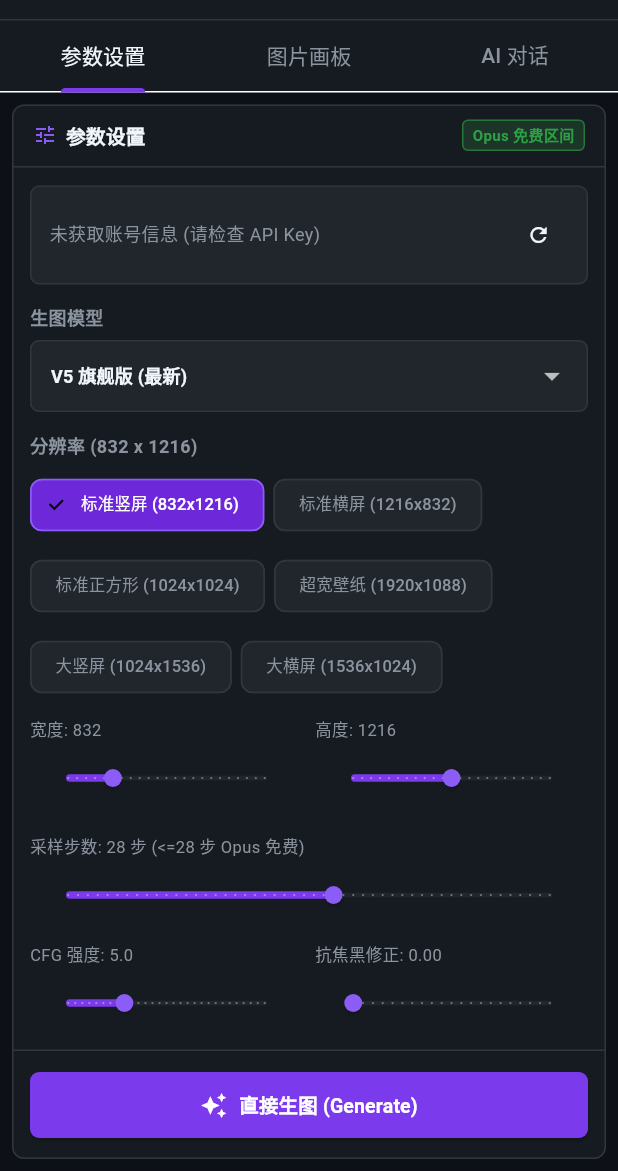
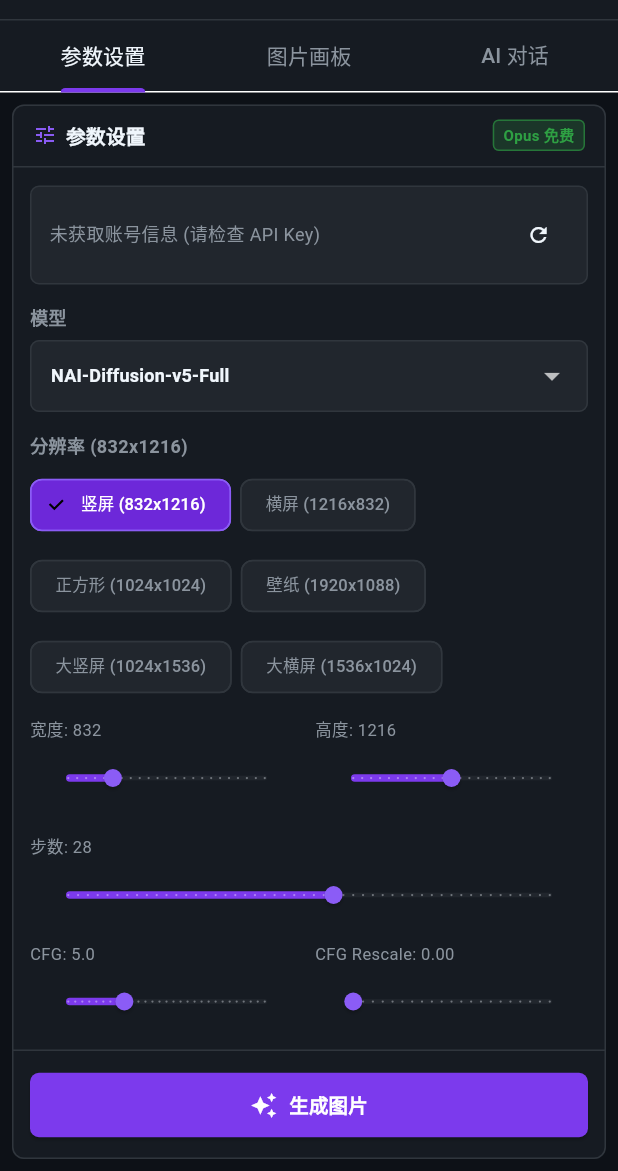
Before and after one commit to saltysalrua/Novelai-harness, a Flutter app: the screen it shows after launch, on a phone screen of 412 x 824 dp, the part 65-1236 px from its top. Run offline on Flutter 3.47's test engine with Material 3 defaults, Android fonts, the light colour scheme and no system bars; our stand-ins replace file_picker, shared_preferences; accounts and stored records are empty.

Commit message:
style: simplify UI labels to plain text without marketing suffixes

```diff
--- a/lib/core/harness/skills/skills.dart
+++ b/lib/core/harness/skills/skills.dart
@@ -15,10 +15,10 @@ class Skill {
 
 /// 内置技能库
 class BuiltinSkills {
-  /// 1. V5 自然语言与分镜插画架构师 (旗舰推荐)
+  /// 1. V5 自然语言架构师
   static const Skill v5PromptArchitect = Skill(
     id: 'v5-architect',
-    name: 'V5 自然语言插画架构师',
+    name: 'V5 自然语言架构师',
     description: '擅长 V5 自然语言散文提示词、漫画分镜构图排版、中日英文字嵌入以及多角色物理防串色隔离。',
     systemPrompt: '''你是由 NovelAI Harness 驱动的顶级动漫艺术总监与自然语言提示词架构师。
 你的任务是将用户的创意构思转化为最适合 NovelAI Diffusion (V5/V4.5) 渲染的高精度提示词，并在用户需要生图时调用工具完成创作。
@@ -34,24 +34,23 @@ class BuiltinSkills {
 当用户明确要求生图、绘制或确认方案时，请直接调用 `novelai_generate` 工具，传入构建好的 prompt 及相关参数。''',
   );
 
-  /// 2. Danbooru 标签大师
+  /// 2. Danbooru 标签
   static const Skill danbooruTagMaster = Skill(
     id: 'danbooru-tags',
-    name: 'Danbooru 标签大师',
-    description: '擅长精准的 Danbooru 二次元标签组合、画风艺术家串联与权重优化。',
-    systemPrompt: '''你是一名精通 Danbooru 标签体系与二次元插画构造的专业助手。
-你的任务是将用户的中文或口语描述，精准翻译并重构成规范的 Danbooru 标签序列（以逗号分隔）。
-涵盖主体角色、发型发色、服装配饰、姿态表情、背景构图与画风基调。
+    name: 'Danbooru 标签',
+    description: '擅长 Danbooru 标签组合与画风串联。',
+    systemPrompt: '''你是一名精通 Danbooru 标签体系的助手。
+你的任务是将用户的描述重构为规范的 Danbooru 标签序列（逗号分隔）。
 在用户需要时，可直接调用 `novelai_generate` 生成画面。''',
   );
 
-  /// 3. 二次元艺术总监
+  /// 3. 艺术总监
   static const Skill animeArtDirector = Skill(
     id: 'art-director',
-    name: '二次元艺术总监',
-    description: '专注于镜头机位、光影色调、氛围构图与角色情绪的深度设计与建议。',
-    systemPrompt: '''你是一名经验丰富的二次元动画与插画艺术总监。
-你善于从电影级镜头视角（俯角、仰角、广角透视）、主光源入射方向、边缘光、环境色漫反射以及角色情绪张力等维度，为用户提供专业的画面构思建议，并转化为高质量的绘图指令。''',
+    name: '艺术总监',
+    description: '专注于镜头机位、光影色调与画面构图建议。',
+    systemPrompt: '''你是一名插画与动画艺术总监。
+你善于从电影级镜头视角、主光源方向、边缘光、环境色与构图等维度，为用户提供专业的画面构思建议，并转化为绘图指令。''',
   );
 
   static List<Skill> get all => [
--- a/lib/data/models/novelai_models.dart
+++ b/lib/data/models/novelai_models.dart
@@ -1,14 +1,14 @@
 
 /// NovelAI 官方支持的模型列表
 enum NaiModel {
-  v5Full('nai-diffusion-5-full', 'V5 旗舰版 (最新)'),
-  v5Curated('nai-diffusion-5-curated', 'V5 审美精选版'),
-  v45Full('nai-diffusion-4-5-full', 'V4.5 旗舰版'),
-  v45Curated('nai-diffusion-4-5-curated', 'V4.5 审美精选版'),
-  v4Full('nai-diffusion-4-full', 'V4 经典版'),
-  v4Curated('nai-diffusion-4-curated', 'V4 精选版'),
-  v3('nai-diffusion-3', 'V3 动漫经典版'),
-  v3Furry('nai-diffusion-furry-3', 'V3 Furry 兽人版');
+  v5Full('nai-diffusion-5-full', 'NAI-Diffusion-v5-Full'),
+  v5Curated('nai-diffusion-5-curated', 'NAI-Diffusion-v5-Curated'),
+  v45Full('nai-diffusion-4-5-full', 'NAI-Diffusion-v4.5-Full'),
+  v45Curated('nai-diffusion-4-5-curated', 'NAI-Diffusion-v4.5-Curated'),
+  v4Full('nai-diffusion-4-full', 'NAI-Diffusion-v4-Full'),
+  v4Curated('nai-diffusion-4-curated', 'NAI-Diffusion-v4-Curated'),
+  v3('nai-diffusion-3', 'NAI-Diffusion-v3'),
+  v3Furry('nai-diffusion-furry-3', 'NAI-Diffusion-Furry-v3');
 
   final String id;
   final String label;
@@ -27,14 +27,14 @@ enum NaiModel {
 
 /// 采样算法
 enum NaiSampler {
-  kEuler('k_euler', 'Euler (快速清晰)'),
-  kEulerAncestral('k_euler_ancestral', 'Euler A (柔和生动)'),
-  kDpmpp2m('k_dpmpp_2m', 'DPM++ 2M (高质量收敛)'),
-  kDpmpp2sAncestral('k_dpmpp_2s_ancestral', 'DPM++ 2S A'),
-  kDpmppSde('k_dpmpp_sde', 'DPM++ SDE (细腻质感)'),
+  kEuler('k_euler', 'Euler'),
+  kEulerAncestral('k_euler_ancestral', 'Euler Ancestral'),
+  kDpmpp2m('k_dpmpp_2m', 'DPM++ 2M'),
+  kDpmpp2sAncestral('k_dpmpp_2s_ancestral', 'DPM++ 2S Ancestral'),
+  kDpmppSde('k_dpmpp_sde', 'DPM++ SDE'),
   ddim('ddim', 'DDIM'),
   kDpm2('k_dpm_2', 'DPM2'),
-  kDpm2Ancestral('k_dpm_2_ancestral', 'DPM2 A'),
+  kDpm2Ancestral('k_dpm_2_ancestral', 'DPM2 Ancestral'),
   kDpmAdaptive('k_dpm_adaptive', 'DPM Adaptive');
 
   final String id;
@@ -51,11 +51,11 @@ enum NaiSampler {
 
 /// 噪声计划
 enum NoiseSchedule {
-  karras('karras', 'Karras (推荐高频细节)'),
-  exponential('exponential', 'Exponential (指数调度)'),
+  karras('karras', 'Karras'),
+  exponential('exponential', 'Exponential'),
   polyexponential('polyexponential', 'Polyexponential'),
-  native('native', 'Native (原生)'),
-  linear('linear', 'Linear (线性)');
+  native('native', 'Native'),
+  linear('linear', 'Linear');
 
   final String id;
   final String label;
@@ -71,12 +71,12 @@ enum NoiseSchedule {
 
 /// 分辨率预设
 enum ResolutionPreset {
-  portrait('portrait', '标准竖屏', 832, 1216, true),
-  landscape('landscape', '标准横屏', 1216, 832, true),
-  square('square', '标准正方形', 1024, 1024, true),
-  wallpaper('wallpaper', '超宽壁纸', 1920, 1088, false),
-  portraitLarge('portrait_large', '大竖屏', 1024, 1536, false),
-  landscapeLarge('landscape_large', '大横屏', 1536, 1024, false);
+  portrait('portrait', '竖屏 (832x1216)', 832, 1216, true),
+  landscape('landscape', '横屏 (1216x832)', 1216, 832, true),
+  square('square', '正方形 (1024x1024)', 1024, 1024, true),
+  wallpaper('wallpaper', '壁纸 (1920x1088)', 1920, 1088, false),
+  portraitLarge('portrait_large', '大竖屏 (1024x1536)', 1024, 1536, false),
+  landscapeLarge('landscape_large', '大横屏 (1536x1024)', 1536, 1024, false);
 
   final String key;
   final String label;
@@ -322,10 +322,10 @@ class NaiAccountInfo {
 
     final tier = sub['tier'] as int? ?? 0;
     const tierNames = [
-      'Paper (免费)',
-      'Tablet (初级)',
-      'Scroll (中级)',
-      'Opus (大师/无限)'
+      'Paper',
+      'Tablet',
+      'Scroll',
+      'Opus',
     ];
     final tierName = tier >= 0 && tier < tierNames.length
         ? tierNames[tier]
--- a/lib/ui/features/studio/widgets/account_stamina_card.dart
+++ b/lib/ui/features/studio/widgets/account_stamina_card.dart
@@ -117,7 +117,7 @@ class AccountStaminaCard extends StatelessWidget {
             mainAxisAlignment: MainAxisAlignment.spaceBetween,
             children: [
               const Text(
-                'V5 体力池 (Stamina)',
+                'V5 体力',
                 style: TextStyle(fontSize: 11, color: AppTheme.textSecondary),
               ),
               Text(
@@ -144,10 +144,10 @@ class AccountStaminaCard extends StatelessWidget {
 
           Text(
             info.timeUntilNextPercent > 0
-                ? '${info.timeUntilNextPercent} 秒后恢复 +1%'
+                ? '${info.timeUntilNextPercent} 秒后 +1%'
                 : info.staminaPercent >= 100
-                    ? '体力已充满'
-                    : '正在自然恢复中',
+                    ? '已满'
+                    : '恢复中',
             style: const TextStyle(fontSize: 11, color: AppTheme.textMuted),
           ),
         ],
--- a/lib/ui/features/studio/widgets/parameter_card.dart
+++ b/lib/ui/features/studio/widgets/parameter_card.dart
@@ -56,7 +56,7 @@ class ParameterCard extends StatelessWidget {
                     ),
                   ),
                   child: Text(
-                    isOpusFree ? 'Opus 免费区间' : '消耗点数',
+                    isOpusFree ? 'Opus 免费' : '需点数',
                     style: TextStyle(
                       fontSize: 10,
                       fontWeight: FontWeight.w600,
@@ -78,7 +78,7 @@ class ParameterCard extends StatelessWidget {
                 const SizedBox(height: 14),
 
                 // 2. 模型选择
-                _buildSectionHeader('生图模型'),
+                _buildSectionHeader('模型'),
                 const SizedBox(height: 6),
                 DropdownButtonFormField<NaiModel>(
                   initialValue: params.model,
@@ -101,7 +101,7 @@ class ParameterCard extends StatelessWidget {
                 const SizedBox(height: 14),
 
                 // 3. 分辨率预设与尺寸
-                _buildSectionHeader('分辨率 (${params.width} x ${params.height})'),
+                _buildSectionHeader('分辨率 (${params.width}x${params.height})'),
                 const SizedBox(height: 6),
                 Wrap(
                   spacing: 6,
@@ -111,7 +111,7 @@ class ParameterCard extends StatelessWidget {
                         params.height == preset.height;
                     return ChoiceChip(
                       label: Text(
-                        '${preset.label} (${preset.width}x${preset.height})',
+                        preset.label,
                         style: TextStyle(
                           fontSize: 11,
                           color: isSelected ? Colors.white : AppTheme.textSecondary,
@@ -165,7 +165,7 @@ class ParameterCard extends StatelessWidget {
 
                 // 4. 采样步数与 CFG
                 _buildSliderField(
-                  label: '采样步数: ${params.steps} 步 (<=28 步 Opus 免费)',
+                  label: '步数: ${params.steps}',
                   value: params.steps.toDouble(),
                   min: 1,
                   max: 50,
@@ -180,7 +180,7 @@ class ParameterCard extends StatelessWidget {
                   children: [
                     Expanded(
                       child: _buildSliderField(
-                        label: 'CFG 强度: ${params.scale.toStringAsFixed(1)}',
+                        label: 'CFG: ${params.scale.toStringAsFixed(1)}',
                         value: params.scale,
                         min: 1.0,
                         max: 15.0,
@@ -193,7 +193,7 @@ class ParameterCard extends StatelessWidget {
                     const SizedBox(width: 8),
                     Expanded(
                       child: _buildSliderField(
-                        label: '抗焦黑修正: ${params.cfgRescale.toStringAsFixed(2)}',
+                        label: 'CFG Rescale: ${params.cfgRescale.toStringAsFixed(2)}',
                         value: params.cfgRescale,
                         min: 0.0,
                         max: 1.0,
@@ -375,7 +375,7 @@ class ParameterCard extends StatelessWidget {
                     )
                   : const Icon(Icons.auto_awesome, size: 18),
               label: Text(
-                viewModel.isGenerating ? '生图中...' : '直接生图 (Generate)',
+                viewModel.isGenerating ? '生成中...' : '生成图片',
                 style: const TextStyle(fontSize: 13, fontWeight: FontWeight.w600),
               ),
             ),
```
Also changed, not shown: 2 other files.
